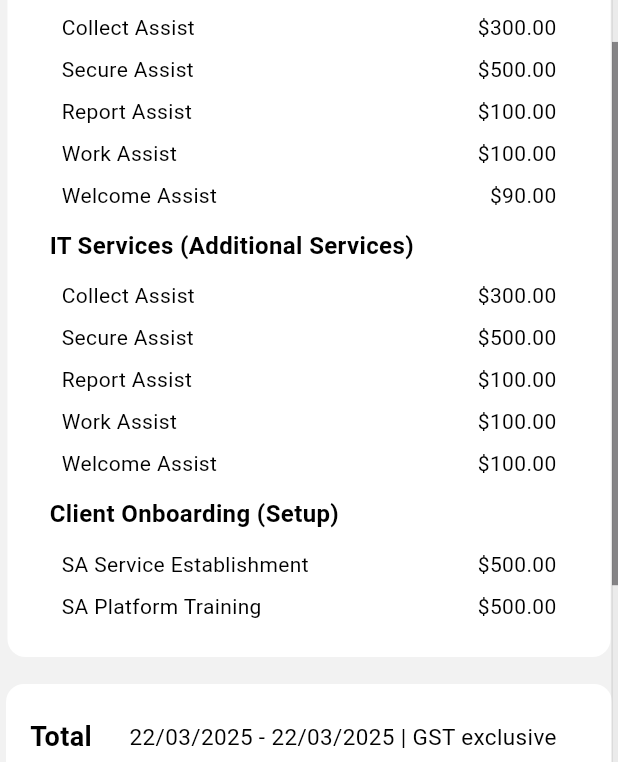
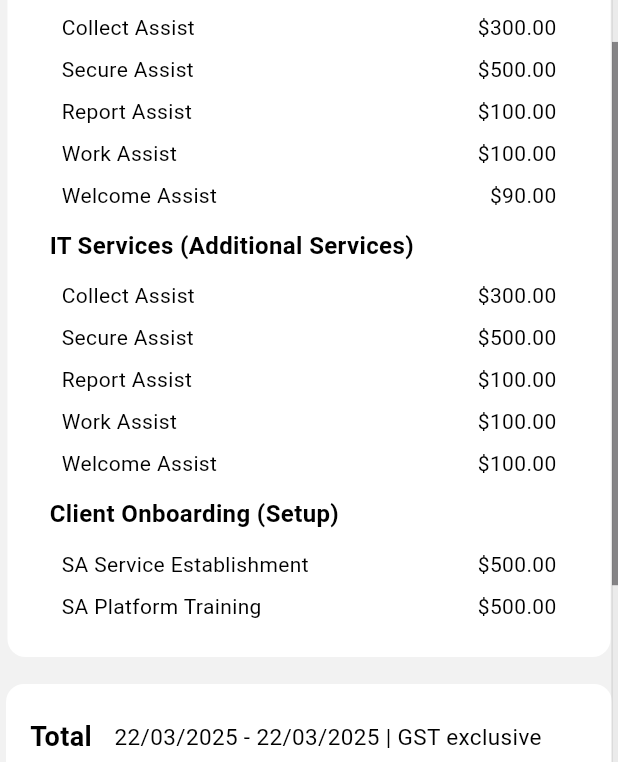
Before and after one commit to RusiraLiyanage/Collection-Manager-Mobile, a Flutter app: the AccountingDashboard screen opened directly, scrolled down 576 dp, on a phone screen of 412 x 824 dp, the part 474-1236 px from its top. Run offline on Flutter 3.47's test engine with Material 3 defaults, Android fonts, the phone set to English and light mode, and no system bars; our stand-ins replace file_picker, im_stepper, modal_bottom_sheet, permission_handler; missing offline and left inert: adaptive_action_sheet, flutter_steps, horizontal_stepper_flutter, number_pagination.

Commit message:
A Dashboard small things

```diff
--- a/lib/screens/Accounting/accountingDashboard.dart
+++ b/lib/screens/Accounting/accountingDashboard.dart
@@ -1371,7 +1371,7 @@ class _AccountingDashboardState extends State<AccountingDashboard> {
                                       color: Colors.black,
                                     ),
                                   ),
-                                  const SizedBox(width: 25),
+                                  const SizedBox(width: 15),
                                   Text(
                                     "${DateFormat('dd/MM/yyyy').format(selectedStartDate)} - ${DateFormat('dd/MM/yyyy').format(selectedEndDate)} | GST ${isMobileClinic ? "inclusive" : "exclusive"}",
                                     style: TextStyle(
```
